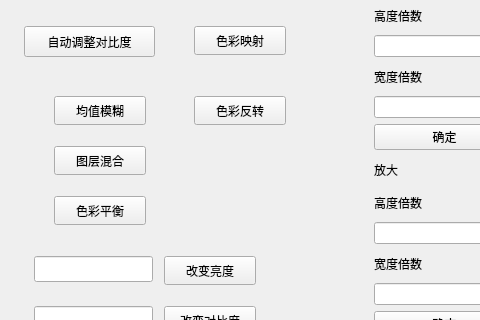
Qt form ImageWithUI/mainwindow.ui (Obj4ct/ImageWithUI) before a commit; both pictures show x 576 to 1056 and y 97 to 417 of the 1384 by 738 pixel window.
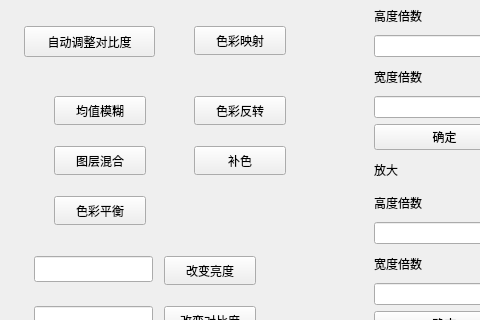
The same form after that commit.

Commit message: 添加了补色的功能 另外添加了重置所有图像的函数,现在可以通过这个函数重置按钮文本了

Diff of the .ui file:
```diff
--- a/ImageWithUI/mainwindow.ui
+++ b/ImageWithUI/mainwindow.ui
@@ -399,6 +399,19 @@
       <string>色彩反转</string>
      </property>
     </widget>
+    <widget class="QPushButton" name="btn_complementary">
+     <property name="geometry">
+      <rect>
+       <x>190</x>
+       <y>220</y>
+       <width>92</width>
+       <height>29</height>
+      </rect>
+     </property>
+     <property name="text">
+      <string>补色</string>
+     </property>
+    </widget>
    </widget>
   </widget>
   <widget class="QMenuBar" name="menubar">
```
The commit also changes 5 other files.
